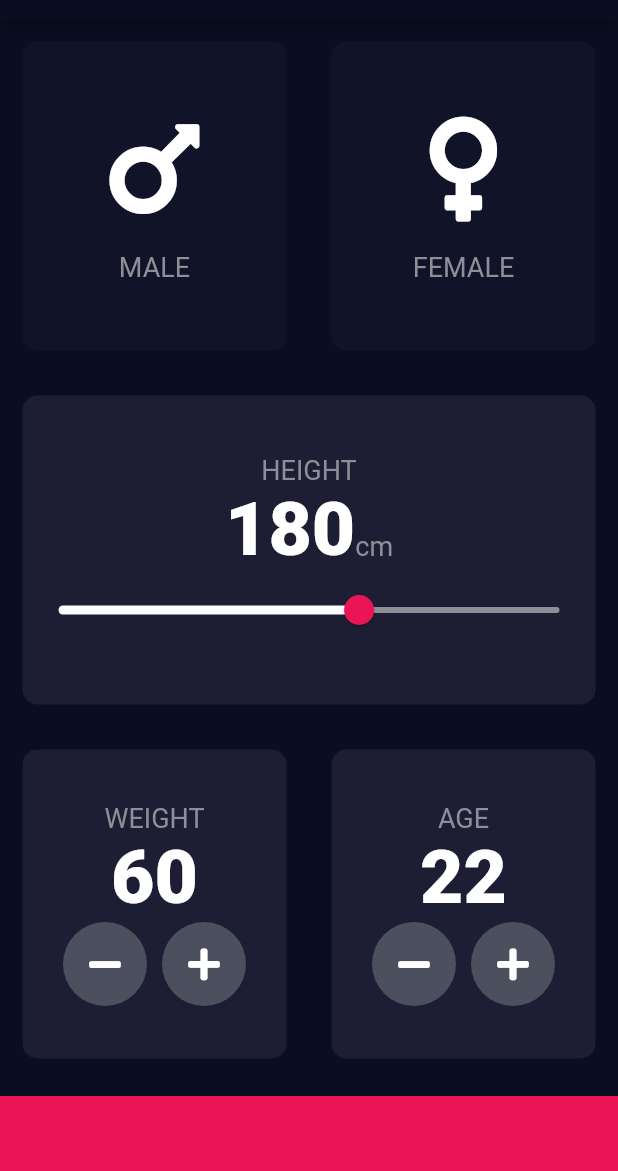
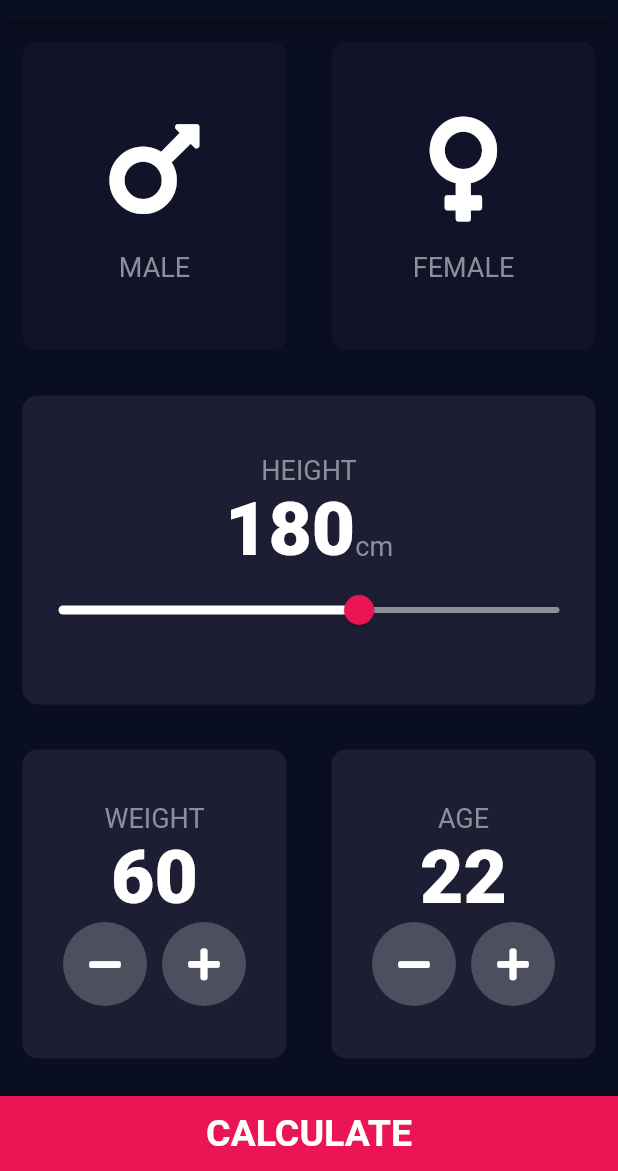
Before and after one commit to ujjwalmaity/bmi_calculator, a Flutter app: the screen it shows after launch, on a phone screen of 412 x 824 dp, the part 65-1236 px from its top. Run offline on Flutter 3.47's test engine with Material 2 defaults, Android fonts, the phone set to English and light mode, and no system bars; our stand-ins replace font_awesome_flutter.

Commit message:
Navigate to a new screen

```diff
--- a/lib/constants.dart
+++ b/lib/constants.dart
@@ -14,3 +14,8 @@ const kNumberTextStyle = TextStyle(
   fontSize: 50.0,
   fontWeight: FontWeight.w900,
 );
+
+const kLargeButtonTextStyle = TextStyle(
+  fontSize: 25.0,
+  fontWeight: FontWeight.bold,
+);
--- a/lib/input_page.dart
+++ b/lib/input_page.dart
@@ -3,6 +3,7 @@ import 'package:font_awesome_flutter/font_awesome_flutter.dart';
 
 import 'constants.dart';
 import 'icon_content.dart';
+import 'results_page.dart';
 import 'reusable_card.dart';
 import 'round_icon_button.dart';
 
@@ -201,11 +202,27 @@ class _InputPageState extends State<InputPage> {
                 ],
               ),
             ),
-            Container(
-              width: double.infinity,
-              height: kBottomContainerHeight,
-              color: kBottomContainerColour,
-              margin: EdgeInsets.only(top: 10.0),
+            GestureDetector(
+              onTap: () {
+                Navigator.push(
+                  context,
+                  MaterialPageRoute(
+                    builder: (context) => ResultsPage(),
+                  ),
+                );
+              },
+              child: Container(
+                child: Center(
+                  child: Text(
+                    'CALCULATE',
+                    style: kLargeButtonTextStyle,
+                  ),
+                ),
+                width: double.infinity,
+                height: kBottomContainerHeight,
+                color: kBottomContainerColour,
+                margin: EdgeInsets.only(top: 10.0),
+              ),
             ),
           ],
         ));
```
Also changed, not shown: lib/results_page.dart (added, +13 -0 lines).
